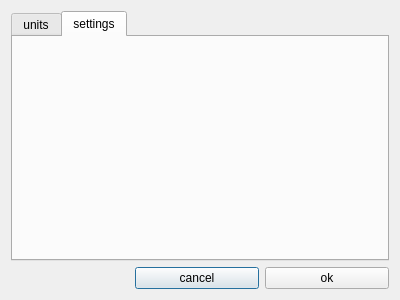
This is ui/settingsdialog.ui in OpenIndy/OpenIndy as Qt 5 draws it before an edit. The edited form follows.
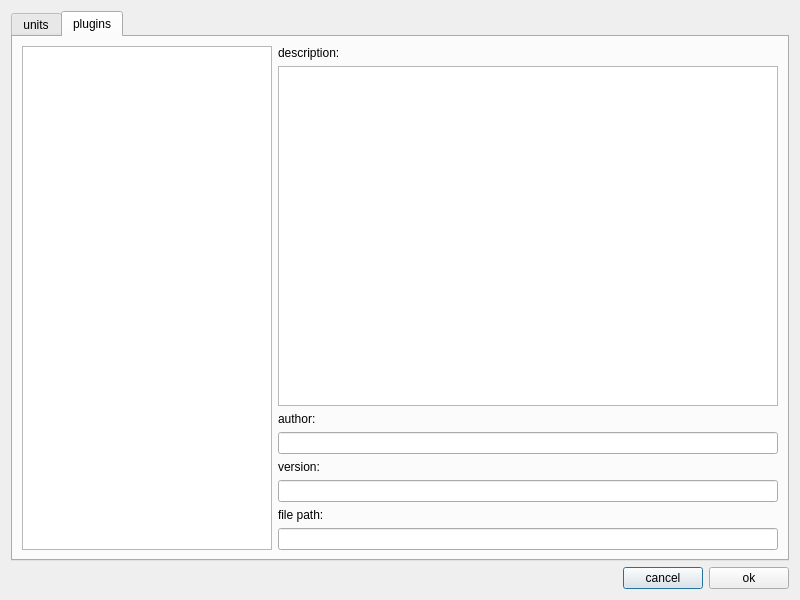
This is the edited form. The open tabs and pages were chosen to show the change.

Commit message: start implementation of plugin manager #8

The edit to the form file:
```diff
--- a/ui/settingsdialog.ui
+++ b/ui/settingsdialog.ui
@@ -6,16 +6,30 @@
    <rect>
     <x>0</x>
     <y>0</y>
-    <width>400</width>
-    <height>300</height>
+    <width>800</width>
+    <height>600</height>
    </rect>
   </property>
+  <property name="minimumSize">
+   <size>
+    <width>800</width>
+    <height>600</height>
+   </size>
+  </property>
   <property name="windowTitle">
    <string>settings</string>
   </property>
+  <layout class="QGridLayout" name="gridLayout_2">
+   <item row="0" column="0">
   <layout class="QVBoxLayout" name="verticalLayout">
    <item>
     <widget class="QTabWidget" name="tabWidget_settings">
+       <property name="sizePolicy">
+        <sizepolicy hsizetype="Preferred" vsizetype="Preferred">
+         <horstretch>0</horstretch>
+         <verstretch>0</verstretch>
+        </sizepolicy>
+       </property>
      <property name="currentIndex">
       <number>0</number>
      </property>
@@ -112,13 +126,70 @@
      </widget>
      <widget class="QWidget" name="tab_settings">
       <attribute name="title">
-       <string>settings</string>
-      </attribute>
-     </widget>
+         <string>plugins</string>
+        </attribute>
+        <layout class="QGridLayout" name="gridLayout">
+         <item row="0" column="0">
+          <layout class="QHBoxLayout" name="horizontalLayout_8" stretch="1,2">
+           <item>
+            <layout class="QVBoxLayout" name="verticalLayout_4">
+             <item>
+              <widget class="QTreeView" name="treeView_plugins"/>
+             </item>
+            </layout>
+           </item>
+           <item>
+            <layout class="QVBoxLayout" name="verticalLayout_3">
+             <item>
+              <widget class="QLabel" name="label">
+               <property name="text">
+                <string>description:</string>
+               </property>
+              </widget>
+             </item>
+             <item>
+              <widget class="QTextBrowser" name="textBrowser"/>
+             </item>
+             <item>
+              <widget class="QLabel" name="label_2">
+               <property name="text">
+                <string>author:</string>
+               </property>
     </widget>
    </item>
    <item>
-    <layout class="QHBoxLayout" name="horizontalLayout" stretch="1,1,1">
+              <widget class="QLineEdit" name="lineEdit_3"/>
+             </item>
+             <item>
+              <widget class="QLabel" name="label_3">
+               <property name="text">
+                <string>version:</string>
+               </property>
+              </widget>
+             </item>
+             <item>
+              <widget class="QLineEdit" name="lineEdit_2"/>
+             </item>
+             <item>
+              <widget class="QLabel" name="label_4">
+               <property name="text">
+                <string>file path:</string>
+               </property>
+              </widget>
+             </item>
+             <item>
+              <widget class="QLineEdit" name="lineEdit"/>
+             </item>
+            </layout>
+           </item>
+          </layout>
+         </item>
+        </layout>
+       </widget>
+      </widget>
+     </item>
+     <item>
+      <layout class="QHBoxLayout" name="horizontalLayout">
      <item>
       <spacer name="horizontalSpacer">
        <property name="orientation">
@@ -145,6 +216,8 @@
         <string>ok</string>
        </property>
       </widget>
+       </item>
+      </layout>
      </item>
     </layout>
    </item>
```
Left out of the diff: 4 changed lines with no effect on the pictures. Lines whose indentation alone changed are shown as unchanged. The commit also changes 12 other files.
